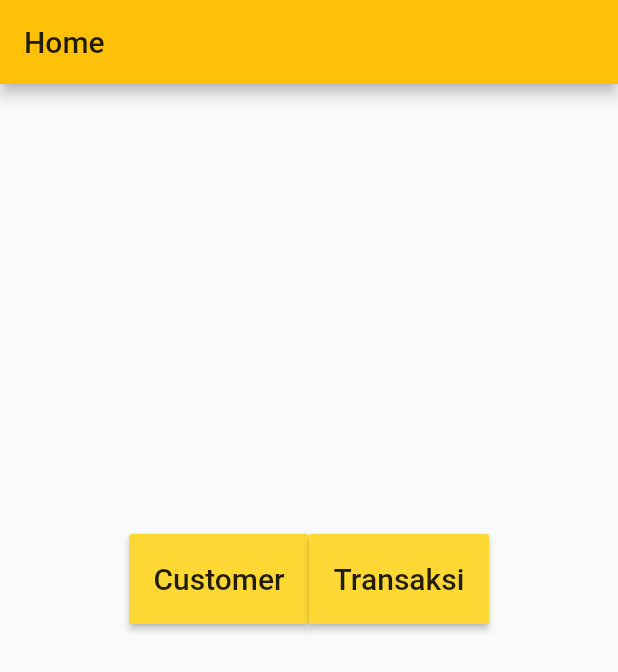
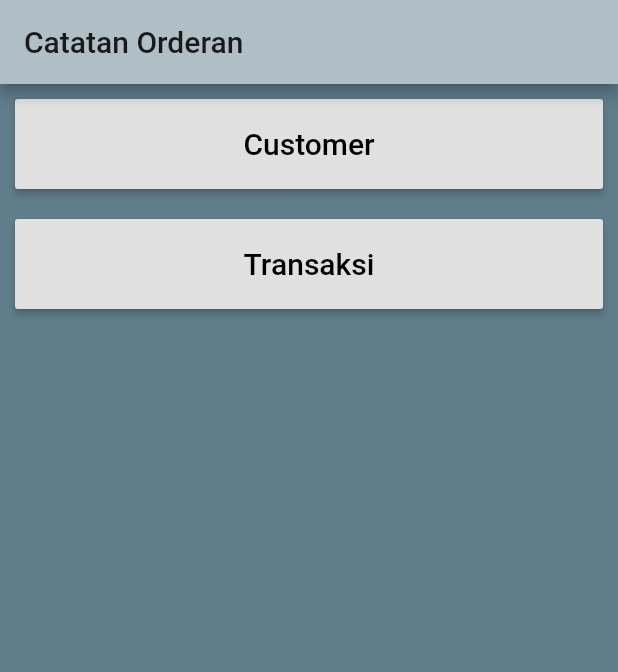
Before and after one commit to annastasyaivory/flutter_uts_catatanorder, a Flutter app: the screen it shows after launch, on a phone screen of 412 x 824 dp. Shown: the top 672 px of the screen. Run offline on Flutter 3.47's test engine with Material 2 defaults, Android fonts, the phone set to English and light mode, and no system bars; our stand-ins replace sqflite; accounts and stored records are empty.

Commit message:
memperbaiki tampilan

```diff
--- a/lib/db/dbhelper.dart
+++ b/lib/db/dbhelper.dart
@@ -52,7 +52,7 @@ customerId INTEGER,
   //select data tabel CustomerItem
   Future<List<Map<String, dynamic>>> selectCustomerItem() async {
     Database db = await this.initDb();
-    var mapList = await db.query('customerItem', orderBy: 'nama');
+    var mapList = await db.query('customerItem', orderBy: 'id');
     return mapList;
   }
 
--- a/lib/form/customerentryform.dart
+++ b/lib/form/customerentryform.dart
@@ -29,6 +29,7 @@ class CustomerEntryFormState extends State<CustomerEntryForm> {
     return Scaffold(
       appBar: AppBar(
         title: customerItem == null ? Text('Tambah') : Text('Ubah'),
+        backgroundColor: Colors.blueGrey[200],
         leading: new IconButton(
           icon: new Icon(Icons.arrow_back),
           onPressed: () {
@@ -93,7 +94,7 @@ class CustomerEntryFormState extends State<CustomerEntryForm> {
                   // tombol simpan
                   Expanded(
                     child: RaisedButton(
-                      color: Colors.yellow[600],
+                      color: Colors.blueGrey[200],
                       child: Text(
                         'Save',
                         textScaleFactor: 1,
@@ -120,7 +121,7 @@ class CustomerEntryFormState extends State<CustomerEntryForm> {
                   // tombol batal
                   Expanded(
                     child: RaisedButton(
-                      color: Colors.yellow[600],
+                      color: Colors.blueGrey[200],
                       child: Text(
                         'Cancel',
                         textScaleFactor: 1,
--- a/lib/form/transaksientryform.dart
+++ b/lib/form/transaksientryform.dart
@@ -31,6 +31,7 @@ class TransaksiEntryFormState extends State<TransaksiEntryForm> {
     return Scaffold(
       appBar: AppBar(
         title: transaksiItem == null ? Text('Tambah') : Text('Ubah'),
+        backgroundColor: Colors.blueGrey[200],
         leading: new IconButton(
           icon: new Icon(Icons.arrow_back),
           onPressed: () {
@@ -110,7 +111,7 @@ class TransaksiEntryFormState extends State<TransaksiEntryForm> {
                   // tombol simpan
                   Expanded(
                     child: RaisedButton(
-                      color: Colors.yellow[600],
+                      color: Colors.blueGrey[200],
                       child: Text(
                         'Save',
                         textScaleFactor: 1,
@@ -143,7 +144,7 @@ class TransaksiEntryFormState extends State<TransaksiEntryForm> {
                   // tombol batal
                   Expanded(
                     child: RaisedButton(
-                      color: Colors.yellow[600],
+                      color: Colors.blueGrey[200],
                       child: Text(
                         'Cancel',
                         textScaleFactor: 1,
--- a/lib/pages/home.dart
+++ b/lib/pages/home.dart
@@ -7,19 +7,26 @@ class Home extends StatelessWidget {
   @override
   Widget build(BuildContext context) {
     return Scaffold(
+      backgroundColor: Colors.blueGrey,
       appBar: AppBar(
-        title: Text('Home'),
+        title: Text('Catatan Orderan'),
+        backgroundColor: Colors.blueGrey[200],
       ),
-      body: Row(
-        mainAxisAlignment: MainAxisAlignment.center,
+      body: Column(
+        crossAxisAlignment: CrossAxisAlignment.stretch,
         children: [
           Container(
             height: 60,
             width: 120,
-            margin: EdgeInsets.only(top: 300, left: 10),
+            margin: EdgeInsets.all(10),
+            decoration: BoxDecoration(
+                borderRadius: BorderRadius.all(
+                  Radius.circular(20.0),
+                ),
+                color: Colors.green),
             child: RaisedButton(
-              color: Colors.yellow[600],
-              child: Text("Customer", style: TextStyle(fontSize: 20)),
+              child: Text("Customer",
+                  style: TextStyle(fontSize: 20, color: Colors.black)),
               onPressed: () {
                 Navigator.push(
                   context,
@@ -31,10 +38,10 @@ class Home extends StatelessWidget {
           Container(
             height: 60,
             width: 120,
-            margin: EdgeInsets.only(top: 300, right: 10),
+            margin: EdgeInsets.all(10),
             child: RaisedButton(
-              color: Colors.yellow[600],
-              child: Text("Transaksi", style: TextStyle(fontSize: 20)),
+              child: Text("Transaksi",
+                  style: TextStyle(fontSize: 20, color: Colors.black)),
               onPressed: () {
                 Navigator.push(
                   context,
@@ -47,4 +54,21 @@ class Home extends StatelessWidget {
       ),
     );
   }
+
+  // BoxDecoration buildBoxDecoration() {
+  //   return BoxDecoration(
+  //       borderRadius: BorderRadius.all(Radius.circular(12)),
+  //       gradient: LinearGradient(
+  //         begin: Alignment.topCenter,
+  //         end: Alignment.bottomCenter,
+  //         //jumlah stop berbanding lurus dengan jumlah warna
+  //         stops: [0.3, 0.6, 0.9],
+  //         colors: [
+  //           Color.fromRGBO(255, 105, 180, 1), //red-green-blue-o
+  //           Color.fromRGBO(255, 182, 193, 1),
+  //           Color.fromRGBO(255, 192, 203, 1),
+  //         ],
+  //       ),
+  //       boxShadow: []);
+  // }
 }
```
Also changed, not shown: lib/pages/customer.dart (+10 -6 lines), lib/pages/transaksi.dart (+10 -9 lines).
